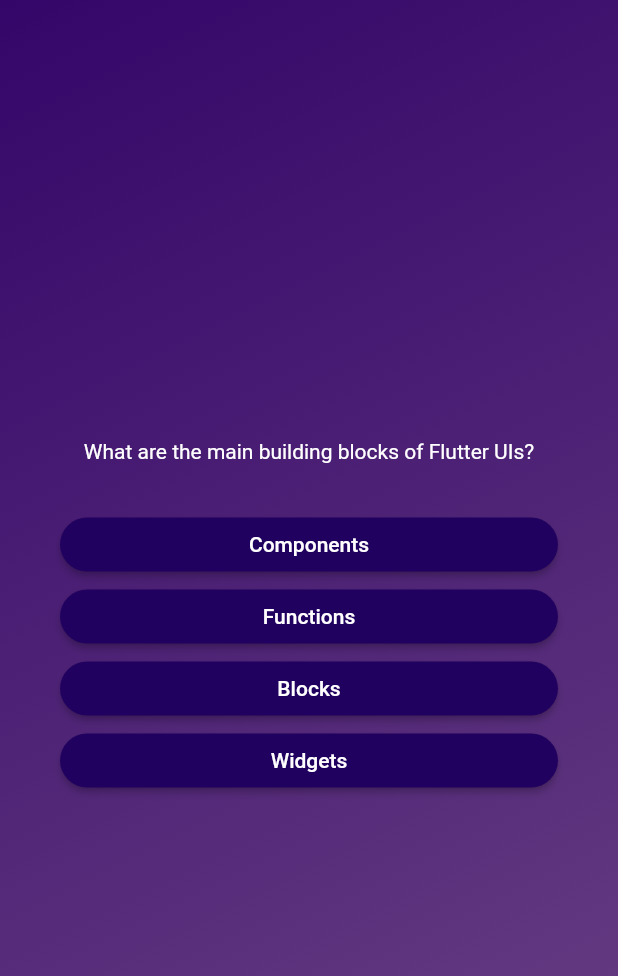
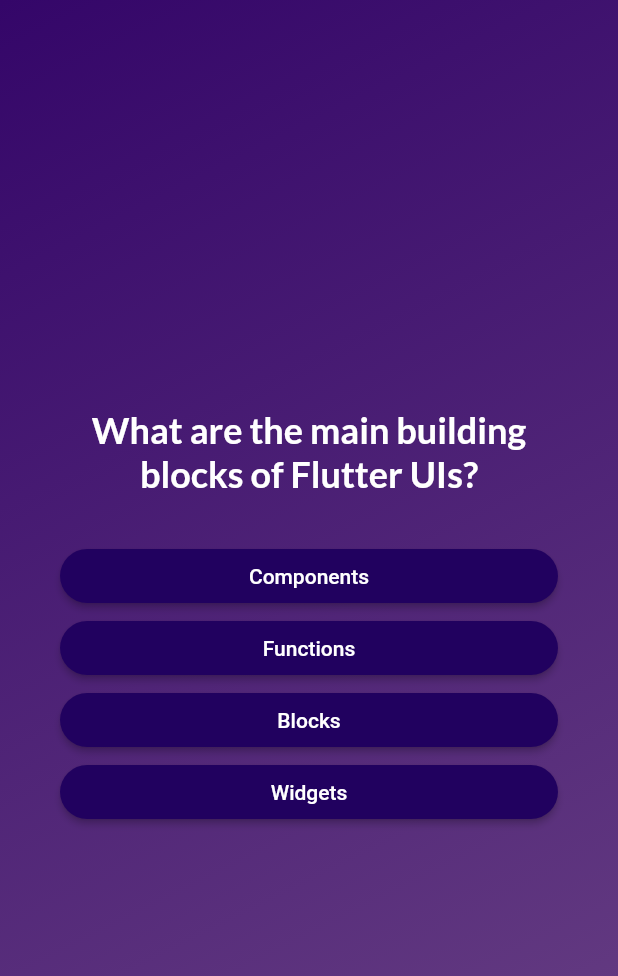
Before and after one commit to eunrain/flutter-adv, a Flutter app: the screen it shows after launch, after a tap on "Start Quiz", on a phone screen of 412 x 824 dp. Shown: the top 976 px of the screen. Run offline on Flutter 3.47's test engine with Material 2 defaults, Android fonts, the phone set to English and light mode, and no system bars; our stand-ins replace google_fonts.

Commit message:
feat : using third-party packages & adding google fonts

```diff
--- a/lib/answer_button.dart
+++ b/lib/answer_button.dart
@@ -24,7 +24,10 @@
           shape: RoundedRectangleBorder(
             borderRadius: BorderRadius.circular(40),
           )),
-      child: Text(answerText),
+      child: Text(
+        answerText,
+        textAlign: TextAlign.center,
+      ),
     );
   }
 }
--- a/lib/questions_screen.dart
+++ b/lib/questions_screen.dart
@@ -1,6 +1,7 @@
 import 'package:flutter/material.dart';
 import 'package:sec_app/answer_button.dart';
 import 'package:sec_app/data/questions.dart';
+import 'package:google_fonts/google_fonts.dart';
 
 class QuestionsScreen extends StatefulWidget {
   const QuestionsScreen({super.key});
@@ -34,8 +35,10 @@
           children: [
             Text(
               currentQuestion.text,
-              style: const TextStyle(
+              style: GoogleFonts.lato(
                 color: Colors.white,
+                fontSize: 24,
+                fontWeight: FontWeight.bold,
               ),
               textAlign: TextAlign.center,
             ),
--- a/lib/start_screen.dart
+++ b/lib/start_screen.dart
@@ -1,4 +1,5 @@
 import 'package:flutter/material.dart';
+import 'package:google_fonts/google_fonts.dart';
 
 class StartScreen extends StatelessWidget {
   const StartScreen(this.startQuiz, {super.key});
@@ -24,11 +25,12 @@
           //   ),
           // ),
           const SizedBox(height: 80),
-          const Text(
+          Text(
             'Learn Flutter the fun way!',
-            style: TextStyle(
+            style: GoogleFonts.mavenPro(
               color: Colors.white,
               fontSize: 24,
+              fontWeight: FontWeight.bold,
             ),
           ),
           const SizedBox(height: 30),
--- a/pubspec.yaml
+++ b/pubspec.yaml
@@ -34,6 +34,7 @@
   # The following adds the Cupertino Icons font to your application.
   # Use with the CupertinoIcons class for iOS style icons.
   cupertino_icons: ^1.0.2
+  google_fonts: ^5.1.0
 
 dev_dependencies:
   flutter_test:
```
Also changed, not shown: pubspec.lock, 7 other files.
